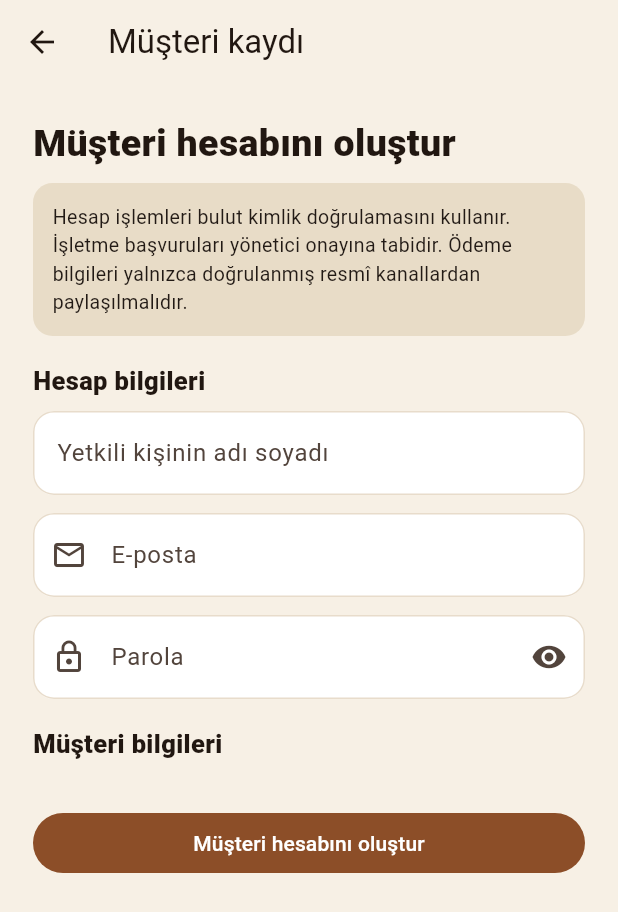
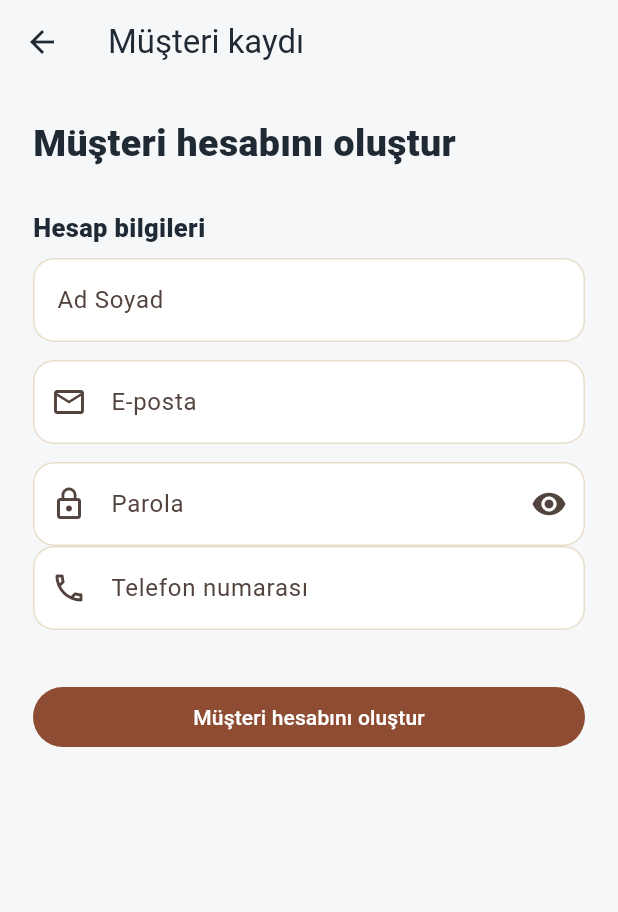
Before and after one commit to Gazinizx/Cafe, a Flutter app: the screen it shows after launch, after a tap on "Müşteriyim", on a phone screen of 412 x 824 dp. Shown: the top 912 px of the screen. Run offline on Flutter 3.47's test engine with Material 3 defaults, Android fonts, the light colour scheme and no system bars; our stand-ins replace shared_preferences, supabase_flutter; missing offline and left inert: nfc_manager; accounts and stored records are empty.

Commit message:
Modernize Cafe Dunyam theme and customer signup

```diff
--- a/mobil/lib/main.dart
+++ b/mobil/lib/main.dart
@@ -105,10 +105,10 @@ Future<Map<String, dynamic>> cloudProfile(User authUser) async {
   return user;
 }
 
-const forest = Color(0xFF211711);
-const cream = Color(0xFFF7F0E5);
-const brown = Color(0xFFB76532);
-const gold = Color(0xFFE4B56B);
+const forest = Color(0xFF202A34);
+const cream = Color(0xFFF6F7F9);
+const brown = Color(0xFFC46A45);
+const gold = Color(0xFFD6A77A);
 const usersKey = 'cd_local_users_v1';
 const sessionKey = 'cd_local_session_v1';
 const cafesKey = 'cd_local_cafes_v1';
@@ -166,9 +166,9 @@ class CafeDunyamApp extends StatelessWidget {
     debugShowCheckedModeBanner: false,
     theme: ThemeData(
       useMaterial3: true,
-      colorScheme: ColorScheme.fromSeed(seedColor: brown, surface: cream),
+      colorScheme: ColorScheme.fromSeed(seedColor: brown, surface: cream, brightness: Brightness.light),
       scaffoldBackgroundColor: cream,
-      appBarTheme: const AppBarTheme(backgroundColor: cream, foregroundColor: forest, centerTitle: false),
+      appBarTheme: const AppBarTheme(backgroundColor: cream, foregroundColor: forest, centerTitle: false, elevation: 0),
       cardTheme: CardThemeData(color: Colors.white, elevation: 0, shape: RoundedRectangleBorder(borderRadius: BorderRadius.circular(18))),
       inputDecorationTheme: InputDecorationTheme(filled: true, fillColor: Colors.white, border: OutlineInputBorder(borderRadius: BorderRadius.circular(14), borderSide: BorderSide.none), enabledBorder: OutlineInputBorder(borderRadius: BorderRadius.circular(14), borderSide: const BorderSide(color: Color(0xFFE8DCCB))), focusedBorder: OutlineInputBorder(borderRadius: BorderRadius.circular(14), borderSide: const BorderSide(color: brown, width: 1.5))),
     ),
@@ -508,6 +508,7 @@ class _AuthPageState extends State<AuthPage> {
           password: password.text,
           data: {
             'full_name': name.text.trim(),
+            'phone': phone.text.trim(),
             'role': role,
             if (role == 'business') ...{
               'cafe_name': cafeName.text.trim(),
@@ -581,7 +582,9 @@ class _AuthPageState extends State<AuthPage> {
         SnackBar(content: Text('Bulut veritabanı hatası: ${e.message}. Supabase şema kurulumunu kontrol et.')),
       );
     } catch (e) {
-      if (mounted) ScaffoldMessenger.of(context).showSnackBar(SnackBar(content: Text('İşlem tamamlanamadı: $e')));
+      final networkError = e.toString().contains('SocketException') || e.toString().contains('Failed host lookup');
+      final message = networkError ? 'Sunucuya bağlanılamıyor. İnternet bağlantını kontrol edip tekrar dene.' : 'İşlem tamamlanamadı. Bilgilerini kontrol edip tekrar dene.';
+      if (mounted) ScaffoldMessenger.of(context).showSnackBar(SnackBar(content: Text(message)));
     } finally {
       if (mounted) setState(() => busy = false);
     }
@@ -594,7 +597,7 @@ class _AuthPageState extends State<AuthPage> {
       const SizedBox(height: 8), const LocalModeNote(),
       if (widget.register) ...[
         sectionTitle('Hesap bilgileri'),
-        TextFormField(controller: name, decoration: const InputDecoration(labelText: 'Yetkili kişinin adı soyadı'), validator: (v) => requiredText(v, 'Ad soyad')),
+        TextFormField(controller: name, decoration: InputDecoration(labelText: role == 'business' ? 'Yetkili kişinin adı soyadı' : 'Ad Soyad'), validator: (v) => requiredText(v, 'Ad soyad')),
         const SizedBox(height: 12),
         TextFormField(controller: email, keyboardType: widget.register ? TextInputType.emailAddress : TextInputType.text, decoration: InputDecoration(labelText: widget.register ? 'E-posta' : 'Kullanıcı adı veya e-posta', prefixIcon: const Icon(Icons.email_outlined)), validator: (v) => widget.register ? (v == null || !v.contains('@') ? 'Geçerli e-posta yaz.' : null) : (v == null || v.trim().isEmpty ? 'Kullanıcı adı veya e-posta yaz.' : null)),
         const SizedBox(height: 12),
@@ -637,7 +640,8 @@ class _AuthPageState extends State<AuthPage> {
           const SizedBox(height: 10),
           const Text('Başvuru ve sipariş bilgilerin kayıt sırasında hesabına bağlı bulut sistemine gönderilir. Onaylanana kadar işletme özellikleri kısıtlıdır.'),
         ] else ...[
-          sectionTitle('Müşteri bilgileri'),
+          TextFormField(controller: phone, keyboardType: TextInputType.phone, decoration: const InputDecoration(labelText: 'Telefon numarası', prefixIcon: Icon(Icons.phone_outlined)), validator: (v) { final digits = (v ?? '').replaceAll(RegExp(r'\\D'), ''); return digits.length < 10 || digits.length > 15 ? 'Geçerli telefon numarası yaz.' : null; }),
+          const SizedBox(height: 12),
         ],
       ] else ...[
         TextFormField(controller: email, keyboardType: TextInputType.emailAddress, decoration: const InputDecoration(labelText: 'E-posta', prefixIcon: Icon(Icons.email_outlined)), validator: (v) => v == null || !RegExp(r'^[^@\s]+@[^@\s]+\.[^@\s]+$').hasMatch(v.trim()) ? 'Geçerli e-posta adresini yaz.' : null),
@@ -653,7 +657,7 @@ class _AuthPageState extends State<AuthPage> {
 
 class LocalModeNote extends StatelessWidget {
   const LocalModeNote({super.key});
-  @override Widget build(BuildContext context) => Container(padding:const EdgeInsets.all(13), decoration:BoxDecoration(color:const Color(0xFFE8DCC7), borderRadius:BorderRadius.circular(13)), child:const Text('Hesap işlemleri bulut kimlik doğrulamasını kullanır. İşletme başvuruları yönetici onayına tabidir. Ödeme bilgileri yalnızca doğrulanmış resmî kanallardan paylaşılmalıdır.', style:TextStyle(fontSize:13)));
+  @override Widget build(BuildContext context) => const SizedBox.shrink();
 }
 
 class CustomerShell extends StatefulWidget {
```
